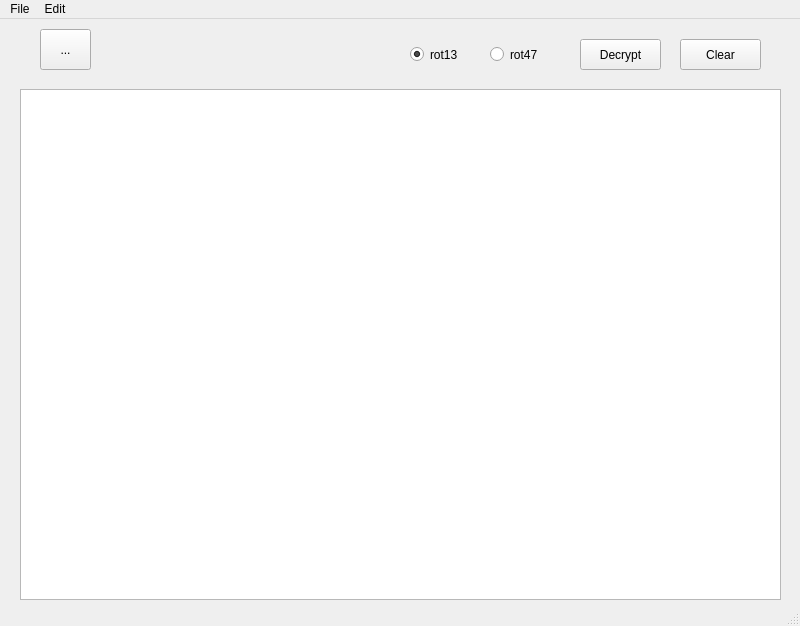
Old version of the form rot13/rot13_gui.ui in the repository soerenb/python-snippets.
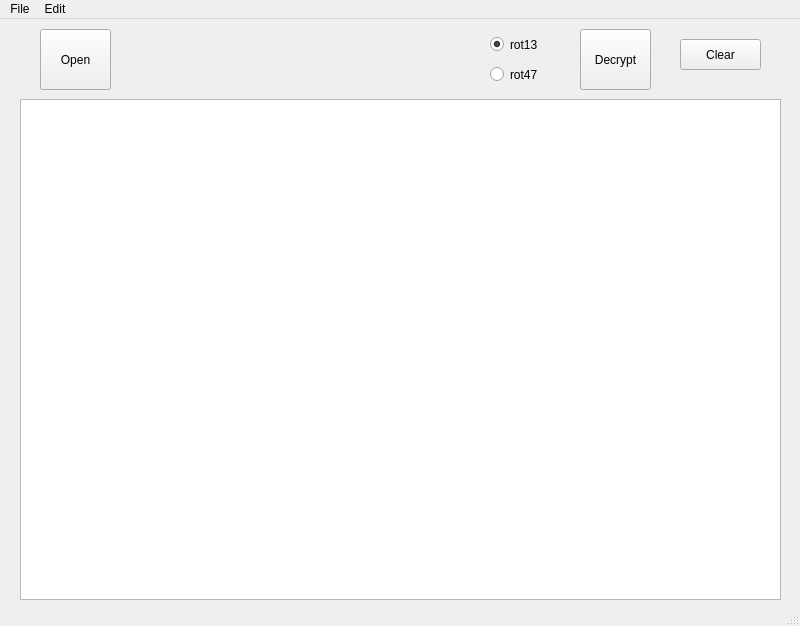
New version of the form. Icons and pictures are not drawn. Custom widgets are drawn as their Qt base class.

Commit message:
rot13: Make Decrypt button a toolbutton
Change the decrypt button to be a toolbutton with icon and make the rest
of the UI fit this change.
Radio buttons are not arranged vertically.
File open button does show its text + icon.

```diff
--- a/rot13/rot13_gui.ui
+++ b/rot13/rot13_gui.ui
@@ -18,19 +18,19 @@
     <property name="geometry">
      <rect>
       <x>20</x>
-      <y>70</y>
+      <y>80</y>
       <width>761</width>
-      <height>511</height>
+      <height>501</height>
      </rect>
     </property>
    </widget>
-   <widget class="QPushButton" name="pushButtonDecrypt">
+   <widget class="QToolButton" name="toolButtonDecrypt">
     <property name="geometry">
      <rect>
       <x>580</x>
-      <y>20</y>
-      <width>81</width>
-      <height>31</height>
+      <y>10</y>
+      <width>71</width>
+      <height>61</height>
      </rect>
     </property>
     <property name="toolTip">
@@ -39,6 +39,20 @@
     <property name="text">
      <string>Decrypt</string>
     </property>
+    <property name="icon">
+     <iconset theme="document-encrypt">
+      <normaloff/>
+     </iconset>
+    </property>
+    <property name="iconSize">
+     <size>
+      <width>32</width>
+      <height>32</height>
+     </size>
+    </property>
+    <property name="toolButtonStyle">
+     <enum>Qt::ToolButtonTextUnderIcon</enum>
+    </property>
    </widget>
    <widget class="QPushButton" name="pushButtonClear">
     <property name="geometry">
@@ -60,7 +74,7 @@
     <property name="geometry">
      <rect>
       <x>490</x>
-      <y>20</y>
+      <y>40</y>
       <width>61</width>
       <height>31</height>
      </rect>
@@ -75,8 +89,8 @@
    <widget class="QRadioButton" name="radioButton_2">
     <property name="geometry">
      <rect>
-      <x>410</x>
-      <y>20</y>
+      <x>490</x>
+      <y>10</y>
       <width>61</width>
       <height>31</height>
      </rect>
@@ -96,12 +110,12 @@
      <rect>
       <x>40</x>
       <y>10</y>
-      <width>51</width>
-      <height>41</height>
+      <width>71</width>
+      <height>61</height>
      </rect>
     </property>
     <property name="text">
-     <string>...</string>
+     <string>Open</string>
     </property>
     <property name="icon">
      <iconset theme="document-open"/>
@@ -112,6 +126,9 @@
       <height>32</height>
      </size>
     </property>
+    <property name="toolButtonStyle">
+     <enum>Qt::ToolButtonTextUnderIcon</enum>
+    </property>
    </widget>
   </widget>
   <widget class="QMenuBar" name="menubar">
```
Left out of the diff: 41 changed lines with no effect on the pictures.
